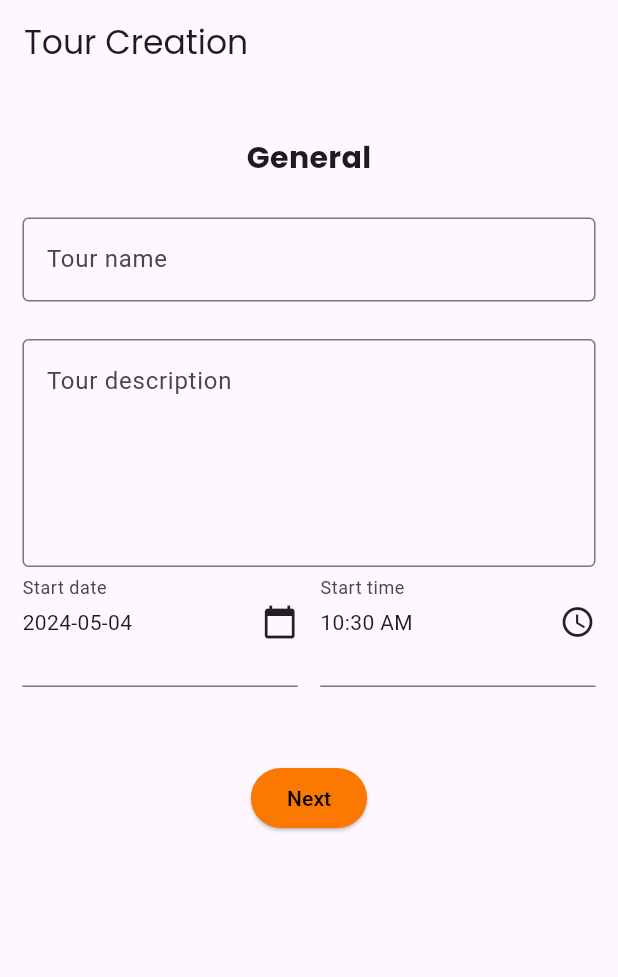
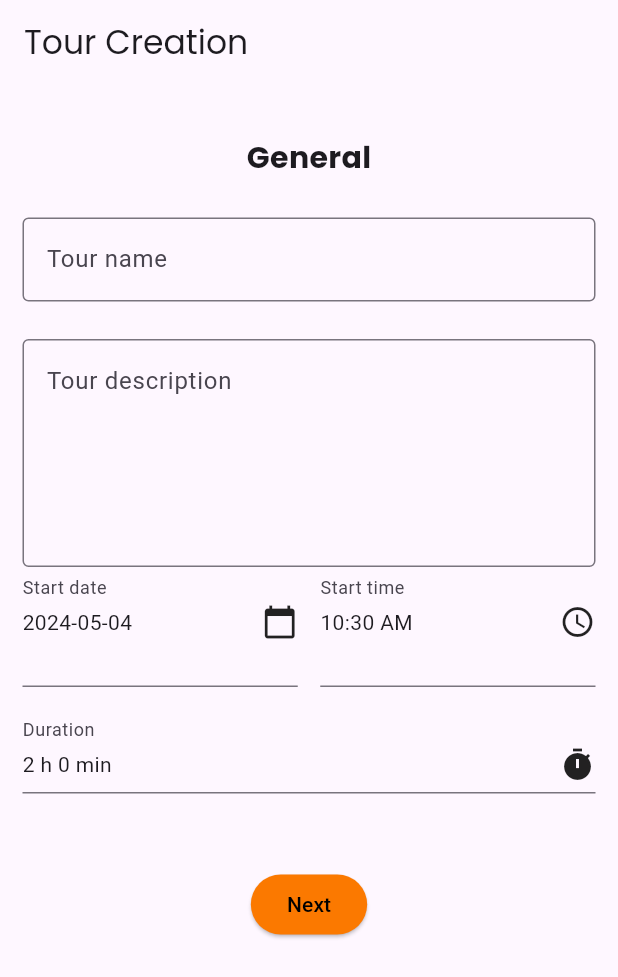
Before and after one commit to hvlkk/Guidely, a Flutter app: the TourCreatorScreen widget shown alone on an empty page, opened directly, on a phone screen of 412 x 824 dp. Shown: the top 977 px of the screen. Run offline on Flutter 3.47's test engine with Material 3 defaults, Android fonts, the phone set to English and light mode, and no system bars; our stand-ins replace cloud_firestore, firebase_auth, firebase_core, firebase_storage, flutter_riverpod, flutter_svg and 3 more; accounts and stored records are empty; network calls fail.

Commit message:
Enchance tour creation

```diff
--- a/lib/models/entities/tour.dart
+++ b/lib/models/entities/tour.dart
@@ -1,3 +1,4 @@
+import 'package:flutter/material.dart';
 import 'package:guidely/models/data/tour_creation_data.dart';
 import 'package:guidely/models/entities/user.dart';
 
@@ -10,13 +11,13 @@ enum TourState {
 class Tour {
   Tour({
     required this.tourDetails,
-    this.duration = const Duration(hours: 2),
+    this.duration = const TimeOfDay(hour: 2, minute: 0),
     this.images = const [],
     required this.organizer,
   });
 
   final TourCreationData tourDetails;
-  final Duration duration;
+  final TimeOfDay duration;
   final List<String> images;
   final User organizer;
 
@@ -30,7 +31,7 @@ class Tour {
     return {
       'tourDetails': tourDetails.toMap(),
       'area': area,
-      'duration': duration.inSeconds,
+      'duration': duration.hour,
       'images': images,
       'organizer': organizer.toMap(),
       'state': state.toString().split('.').last,
@@ -41,7 +42,7 @@ class Tour {
   factory Tour.fromMap(Map<String, dynamic> map) {
     return Tour(
       tourDetails: TourCreationData.fromMap(map['tourDetails']),
-      duration: Duration(seconds: map['duration'] ?? 0),
+      duration: TimeOfDay(hour: map['duration'] ?? 0, minute: 0),
       images: List<String>.from(map['images'] ?? []),
       organizer: User.fromMap(map['organizer']),
     );
--- a/lib/models/entities/user.dart
+++ b/lib/models/entities/user.dart
@@ -56,6 +56,8 @@ class User {
     );
   }
 
+  get isGuide => isTourGuide;
+
   @override
   String toString() {
     return 'User{uid: $uid, username: $username, email: $email, isTourGuide: $isTourGuide}';
--- a/lib/screens/main/tour_details.dart
+++ b/lib/screens/main/tour_details.dart
@@ -165,7 +165,7 @@ class _TourDetailsScreenState extends State<TourDetailsScreen> {
                         children: [
                           const Icon(Icons.timer),
                           Text(
-                              '${tour.duration.inHours} h ${tour.duration.inMinutes.remainder(60)} min'),
+                              '${tour.duration.hour} h ${tour.duration.minute} min'),
                         ],
                       ),
                       const Spacer(),
--- a/lib/screens/main/tours_home.dart
+++ b/lib/screens/main/tours_home.dart
@@ -1,3 +1,5 @@
+// ignore_for_file: library_private_types_in_public_api
+
 import 'package:flutter/material.dart';
 import 'package:flutter_riverpod/flutter_riverpod.dart';
 import 'package:firebase_auth/firebase_auth.dart' hide User;
--- a/lib/screens/util/tour_creation/tour_creator.dart
+++ b/lib/screens/util/tour_creation/tour_creator.dart
@@ -6,16 +6,17 @@ import 'package:guidely/screens/util/tour_creation/tour_creator_template.dart';
 import 'package:guidely/widgets/customs/custom_text_field.dart';
 
 class TourCreatorScreen extends StatefulWidget {
-  const TourCreatorScreen({super.key});
+  const TourCreatorScreen({Key? key}) : super(key: key);
 
   @override
-  // ignore: library_private_types_in_public_api
   _TourCreatorScreenState createState() => _TourCreatorScreenState();
 }
 
 class _TourCreatorScreenState extends State<TourCreatorScreen> {
   DateTime _selectedDate = DateTime.now();
   TimeOfDay _selectedTime = TimeOfDay.now();
+  TimeOfDay _selectedDuration =
+      TimeOfDay(hour: 2, minute: 0); // Initial duration set to 2 hours
   final _tourTitleController = TextEditingController();
   final _tourDescriptionController = TextEditingController();
 
@@ -26,9 +27,10 @@ class _TourCreatorScreenState extends State<TourCreatorScreen> {
       firstDate: DateTime(2015, 8),
       lastDate: DateTime(2101),
     );
-    setState(() {
-      _selectedDate = picked!;
-    });
+    if (picked != null && picked != _selectedDate)
+      setState(() {
+        _selectedDate = picked;
+      });
   }
 
   Future<void> _selectTime(BuildContext context) async {
@@ -36,9 +38,21 @@ class _TourCreatorScreenState extends State<TourCreatorScreen> {
       context: context,
       initialTime: _selectedTime,
     );
-    setState(() {
-      _selectedTime = picked!;
-    });
+    if (picked != null && picked != _selectedTime)
+      setState(() {
+        _selectedTime = picked;
+      });
+  }
+
+  Future<void> _selectDuration(BuildContext context) async {
+    final TimeOfDay? picked = await showTimePicker(
+      context: context,
+      initialTime: _selectedDuration,
+    );
+    if (picked != null && picked != _selectedDuration)
+      setState(() {
+        _selectedDuration = picked;
+      });
   }
 
   void _submit() {
@@ -66,7 +80,7 @@ class _TourCreatorScreenState extends State<TourCreatorScreen> {
       title: _tourTitleController.text,
       description: _tourDescriptionController.text,
       startDate: _selectedDate,
-      startTime: _selectedTime,
+      startTime: _selectedDuration,
       messageToParticipants: '',
     );
 
@@ -87,9 +101,10 @@ class _TourCreatorScreenState extends State<TourCreatorScreen> {
           Text(
             'General',
             style: poppinsFont.copyWith(
-                fontSize: 20.0, fontWeight: FontWeight.bold),
+              fontSize: 20.0,
+              fontWeight: FontWeight.bold,
+            ),
           ),
-          // add a text field for the tour name
           const SizedBox(height: 25),
           TextFormField(
             decoration: const InputDecoration(
@@ -152,6 +167,26 @@ class _TourCreatorScreenState extends State<TourCreatorScreen> {
               ),
             ],
           ),
+          const SizedBox(height: 15),
+          InkWell(
+            onTap: () => _selectDuration(context),
+            child: InputDecorator(
+              decoration: const InputDecoration(
+                labelText: 'Duration',
+                hintText: 'Enter the duration of the tour',
+              ),
+              child: Row(
+                mainAxisAlignment: MainAxisAlignment.spaceBetween,
+                mainAxisSize: MainAxisSize.max,
+                children: <Widget>[
+                  Text(
+                    '${_selectedDuration.hour} h ${_selectedDuration.minute} min',
+                  ),
+                  const Icon(Icons.timer),
+                ],
+              ),
+            ),
+          ),
         ],
       ),
       callBack: _submit,
```
Also changed, not shown: lib/models/data/tour_creation_data.dart (+10 -4 lines), lib/screens/util/tour_creation/tour_creator_third.dart (+40 -20 lines).
